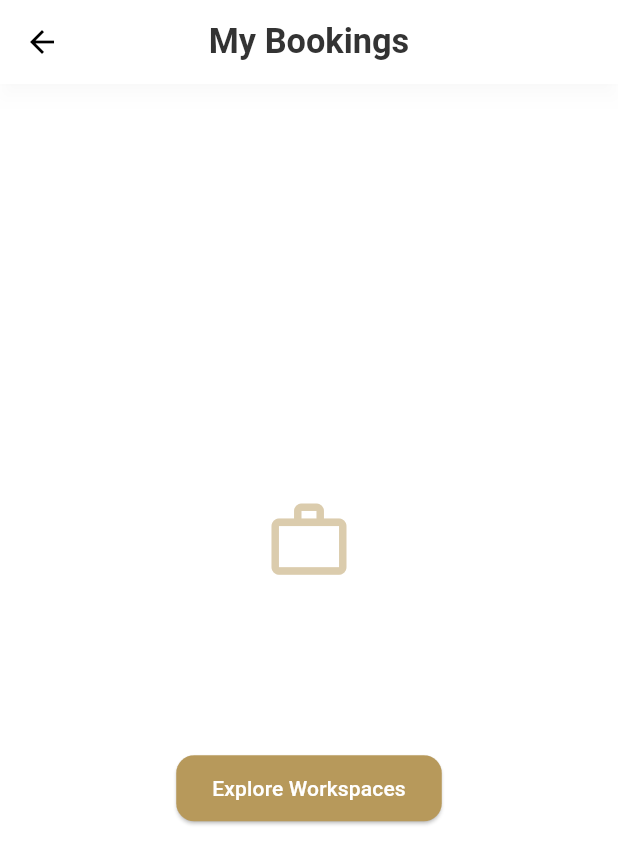
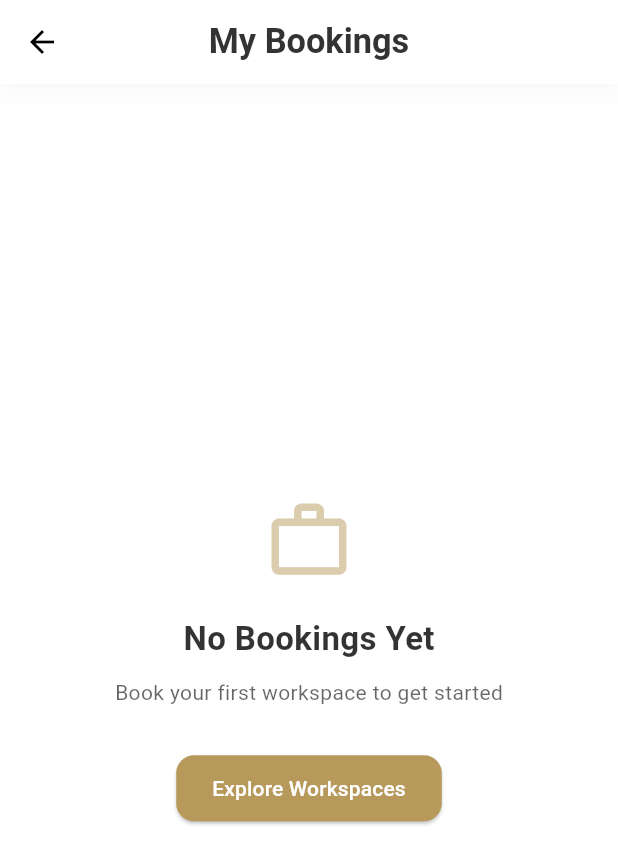
Before and after one commit to akarshrnz/booking-app, a Flutter app: the MyBookingsPage screen opened by its route, on a phone screen of 412 x 824 dp. Shown: the top 864 px of the screen. Run offline on Flutter 3.47's test engine with Material 3 defaults, Android fonts, the phone set to English and light mode, and no system bars; our stand-ins replace bloc, cached_network_image, carousel_slider, cloud_firestore, dartz, equatable and 18 more; accounts and stored records are empty.

Commit message:
my booking  screen ui completed

```diff
--- a/lib/features/booking/presentation/pages/my_bookings_page.dart
+++ b/lib/features/booking/presentation/pages/my_bookings_page.dart
@@ -2,59 +2,35 @@ import 'package:flutter/material.dart';
 import 'package:flutter_screenutil/flutter_screenutil.dart';
 import 'package:innerspace_booking_app/core/color_constant.dart';
 import 'package:innerspace_booking_app/features/auth/presentation/pages/widgets/dot_loader.dart';
-import 'package:innerspace_booking_app/features/booking/presentation/pages/widgets/booking_card.dart';
 import 'package:intl/intl.dart';
 import 'package:flutter_bloc/flutter_bloc.dart';
-import 'package:innerspace_booking_app/core/utils/responsive.dart';
 import 'package:innerspace_booking_app/features/booking/domain/entites/booking.dart';
 import 'package:innerspace_booking_app/features/booking/presentation/bloc/booking_bloc.dart';
-import 'package:firebase_auth/firebase_auth.dart';
 
-class MyBookingsPage
-    extends
-        StatefulWidget {
-  const MyBookingsPage({
-    super.key,
-  });
+class MyBookingsPage extends StatefulWidget {
+  const MyBookingsPage({super.key});
 
   @override
   _MyBookingsPageState createState() => _MyBookingsPageState();
 }
 
-class _MyBookingsPageState
-    extends
-        State<
-          MyBookingsPage
-        > {
+class _MyBookingsPageState extends State<MyBookingsPage> {
   @override
   void initState() {
     super.initState();
-    WidgetsBinding.instance.addPostFrameCallback(
-      (
-        _,
-      ) {
-        context
-            .read<
-              BookingBloc
-            >()
-            .add(
-              GetUserBookingsEvent(),
-            );
-      },
-    );
+    WidgetsBinding.instance.addPostFrameCallback((_) {
+      context.read<BookingBloc>().add(GetUserBookingsEvent());
+    });
   }
 
   @override
-  Widget build(
-    BuildContext context,
-  ) {
+  Widget build(BuildContext context) {
     return Scaffold(
       backgroundColor: Colors.grey[50],
       appBar: AppBar(
         backgroundColor: Colors.white,
         surfaceTintColor: Colors.white,
         centerTitle: true,
-
         title: Text(
           'My Bookings',
           style: TextStyle(
@@ -63,51 +39,20 @@ class _MyBookingsPageState
             color: textColor,
           ),
         ),
-        elevation: 5, // Soft shadow height
-        shadowColor: Colors.black.withOpacity(
-          0.1,
-        ), // iconTheme: const IconThemeData(color: Colors.black),
-        // flexibleSpace: Container(
-        //   decoration: BoxDecoration(
-        //     gradient: LinearGradient(
-        //       colors: [darkBackground, gradientOne],
-        //       begin: Alignment.topCenter,
-        //       end: Alignment.bottomCenter,
-        //     ),
-        //   ),
-        // ),
+        elevation: 5,
+        shadowColor: Colors.black.withOpacity(0.1),
       ),
       body: Container(
-        decoration: BoxDecoration(
         color: Colors.white,
-
-          //   gradient: LinearGradient(
-          //     colors: [darkBackground, gradientOne.withOpacity(0.7)],
-          //     begin: Alignment.topCenter,
-          //     end: Alignment.bottomCenter,
-          //   ),
-        ),
-        child:
-            BlocBuilder<
-              BookingBloc,
-              BookingState
-            >(
-              builder:
-                  (
-                    context,
-                    state,
-                  ) {
-                    if (state
-                        is BookingLoading) {
-                      return  Center(
+        child: BlocBuilder<BookingBloc, BookingState>(
+          builder: (context, state) {
+            if (state is BookingLoading) {
+              return Center(
                   child: DotLoader(
-                          color: gradientOne,
-
-
-                        ),
-                      );
-                    } else if (state
-                        is BookingsLoaded) {
+                color: primaryColor,
+                size: 30,
+              ));
+            } else if (state is BookingsLoaded) {
               if (state.bookings.isEmpty) {
                 return Center(
                   child: Column(
@@ -116,38 +61,26 @@ class _MyBookingsPageState
                       Icon(
                         Icons.work_outline,
                         size: 60,
-                                color: primaryColor.withOpacity(
-                                  0.5,
+                        color: primaryColor.withOpacity(0.5),
                       ),
-                              ),
-                              const SizedBox(
-                                height: 20,
-                              ),
+                      const SizedBox(height: 20),
                       Text(
                         'No Bookings Yet',
                         style: TextStyle(
-                                  color: Colors.white.withOpacity(
-                                    0.8,
-                                  ),
+                          color: Colors.black.withOpacity(0.8),
                           fontSize: 22,
                           fontWeight: FontWeight.bold,
                         ),
                       ),
-                              const SizedBox(
-                                height: 10,
-                              ),
+                      const SizedBox(height: 10),
                       Text(
                         'Book your first workspace to get started',
                         style: TextStyle(
-                                  color: Colors.white.withOpacity(
-                                    0.6,
-                                  ),
+                          color: Colors.black.withOpacity(0.6),
                           fontSize: 14,
                         ),
                       ),
-                              const SizedBox(
-                                height: 30,
-                              ),
+                      const SizedBox(height: 30),
                       ElevatedButton(
                         onPressed: () {
                           // Navigate to booking screen
@@ -155,64 +88,117 @@ class _MyBookingsPageState
                         style: ElevatedButton.styleFrom(
                           backgroundColor: primaryColor,
                           shape: RoundedRectangleBorder(
-                                    borderRadius: BorderRadius.circular(
-                                      12,
-                                    ),
+                            borderRadius: BorderRadius.circular(12),
                           ),
                           padding: const EdgeInsets.symmetric(
-                                    horizontal: 24,
-                                    vertical: 12,
-                                  ),
+                              horizontal: 24, vertical: 12),
                         ),
                         child: const Text(
                           'Explore Workspaces',
-                                  style: TextStyle(
-                                    color: Colors.white,
-                                  ),
+                          style: TextStyle(color: Colors.white),
                         ),
                       ),
                     ],
                   ),
                 );
               }
+
               return RefreshIndicator(
                 color: primaryColor,
                 onRefresh: () async {
-                          context
-                              .read<
-                                BookingBloc
-                              >()
-                              .add(
-                                GetUserBookingsEvent(),
-                              );
+                  context.read<BookingBloc>().add(GetUserBookingsEvent());
                 },
                 child: ListView.separated(
+                  padding:
+                      EdgeInsets.symmetric(horizontal: 16.w, vertical: 16.h),
+                  itemCount: state.bookings.length,
+                  separatorBuilder: (context, index) => const SizedBox(height: 12),
+                  itemBuilder: (context, index) {
+                    final booking = state.bookings[index];
+                    final bookingDate = booking.date; // Assuming DateTime
+                    final now = DateTime.now();
+                    final isUpcoming = bookingDate.isAfter(now);
+
+                    return Container(
+                      decoration: BoxDecoration(
+                        color: isUpcoming ? Colors.white : Colors.grey[100],
+                        borderRadius: BorderRadius.circular(16),
+                        boxShadow: [
+                          BoxShadow(
+                            color: Colors.black.withOpacity(0.05),
+                            blurRadius: 8,
+                            offset: const Offset(0, 4),
+                          ),
+                        ],
+                        border: Border.all(
+                          color: isUpcoming ? primaryColor : Colors.grey[400]!,
+                          width: 1,
+                        ),
+                      ),
+                      child: ListTile(
+                        contentPadding: EdgeInsets.symmetric(
+                            horizontal: 16.w, vertical: 12.h),
+                        leading: Icon(
+                          isUpcoming ? Icons.schedule : Icons.check_circle,
+                          color: isUpcoming ? primaryColor : Colors.green,
+                          size: 32,
+                        ),
+                        title: Text(
+                          booking.branchName ?? "",
+                          style: TextStyle(
+                            fontWeight: FontWeight.w600,
+                            fontSize: 16.sp,
+                            color: Colors.black87,
+                          ),
+                        ),
+                        subtitle: Column(
+                          crossAxisAlignment: CrossAxisAlignment.start,
+                          children: [
+                            SizedBox(height: 4.h),
+                            Text(
+                              DateFormat('dd MMM yyyy, hh:mm a')
+                                  .format(bookingDate),
+                              style: TextStyle(
+                                fontSize: 13.sp,
+                                color: Colors.black54,
+                              ),
+                            ),
+                            SizedBox(height: 4.h),
+                            Text(
+                              'Rate: ₹20',
+                              style: TextStyle(
+                                fontSize: 13.sp,
+                                fontWeight: FontWeight.bold,
+                                color: Colors.black87,
+                              ),
+                            ),
+                          ],
+                        ),
+                        trailing: Container(
                           padding: EdgeInsets.symmetric(
-                            horizontal: 16.w,
-                            vertical: 16.h,
+                              horizontal: 12.w, vertical: 6.h),
+                          decoration: BoxDecoration(
+                            color: isUpcoming ? primaryColor : Colors.green,
+                            borderRadius: BorderRadius.circular(20),
                           ),
-                          itemCount: state.bookings.length,
-                          separatorBuilder:
-                              (
-                                context,
-                                index,
-                              ) => const SizedBox(
-                                height: 12,
+                          child: Text(
+                            isUpcoming ? 'Upcoming' : 'Completed',
+                            style: TextStyle(
+                              color: Colors.white,
+                              fontWeight: FontWeight.bold,
+                              fontSize: 12.sp,
                             ),
-                          itemBuilder:
-                              (
-                                context,
-                                index,
-                              ) {
-                                final booking = state.bookings[index];
-                                return BookingCard(
-                                  booking: booking,
+                          ),
+                        ),
+                        onTap: () {
+                          // Optional: navigate to booking details
+                        },
+                      ),
                     );
                   },
                 ),
               );
-                    } else if (state
-                        is BookingError) {
+            } else if (state is BookingError) {
               return Center(
                 child: Column(
                   mainAxisAlignment: MainAxisAlignment.center,
@@ -222,47 +208,31 @@ class _MyBookingsPageState
                       size: 60,
                       color: Colors.red[400],
                     ),
-                            const SizedBox(
-                              height: 20,
-                            ),
+                    const SizedBox(height: 20),
                     Text(
                       'Something went wrong',
                       style: TextStyle(
-                                color: Colors.white,
+                        color: Colors.black,
                         fontSize: 18,
                         fontWeight: FontWeight.bold,
                       ),
                     ),
-                            const SizedBox(
-                              height: 10,
-                            ),
+                    const SizedBox(height: 10),
                     Padding(
-                              padding: const EdgeInsets.symmetric(
-                                horizontal: 40,
-                              ),
+                      padding: const EdgeInsets.symmetric(horizontal: 40),
                       child: Text(
                         state.message,
                         textAlign: TextAlign.center,
                         style: TextStyle(
-                                  color: Colors.white.withOpacity(
-                                    0.7,
-                                  ),
+                          color: Colors.black.withOpacity(0.7),
                           fontSize: 14,
                         ),
                       ),
                     ),
-                            const SizedBox(
-                              height: 20,
-                            ),
+                    const SizedBox(height: 20),
                     TextButton(
                       onPressed: () {
-                                context
-                                    .read<
-                                      BookingBloc
-                                    >()
-                                    .add(
-                                      GetUserBookingsEvent(),
-                                    );
+                        context.read<BookingBloc>().add(GetUserBookingsEvent());
                       },
                       child: Text(
                         'Try Again',
--- a/lib/features/branch/presentation/pages/home_page.dart
+++ b/lib/features/branch/presentation/pages/home_page.dart
@@ -189,7 +189,7 @@ class _HomePageState extends State<HomePage> {
     return BlocBuilder<BranchBloc, BranchState>(
       builder: (context, state) {
         if (state is BranchInitial || state is BranchLoading) {
-          return  Center(child: DotLoader(color: primaryColor,));
+          return  Center(child: DotLoader(color: primaryColor,size: 30,));
         } else if (state is BranchError) {
           return Center(child: Text(state.message));
         } else if (state is BranchLoaded) {
```
Lines whose indentation alone changed are shown as unchanged.
